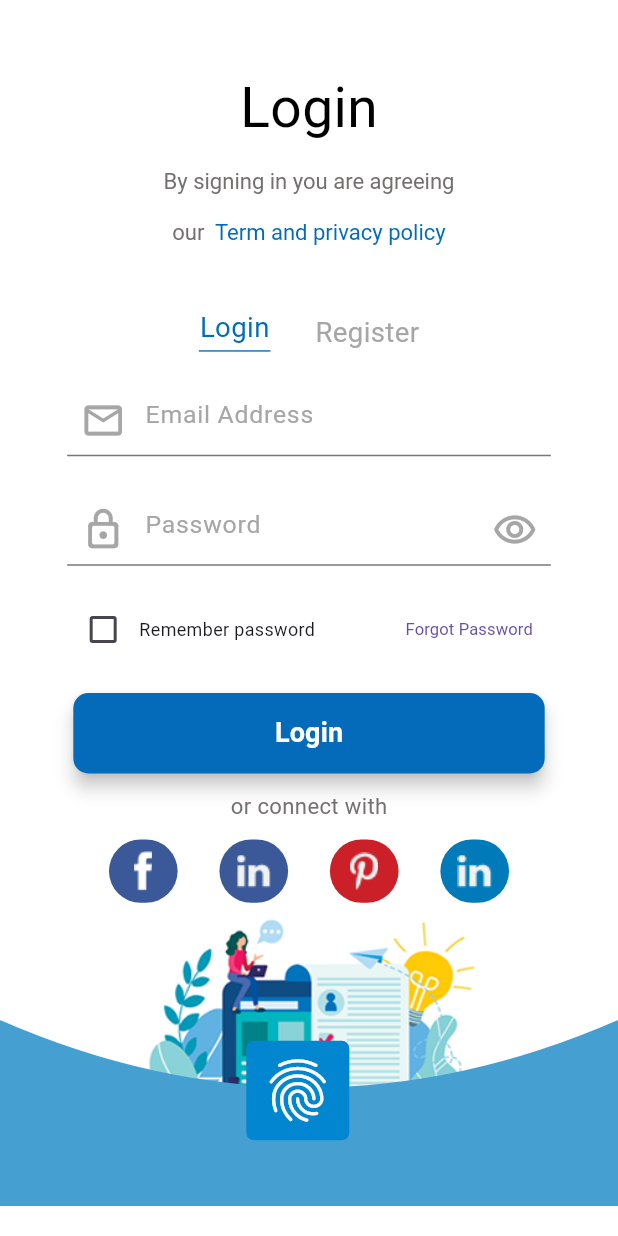
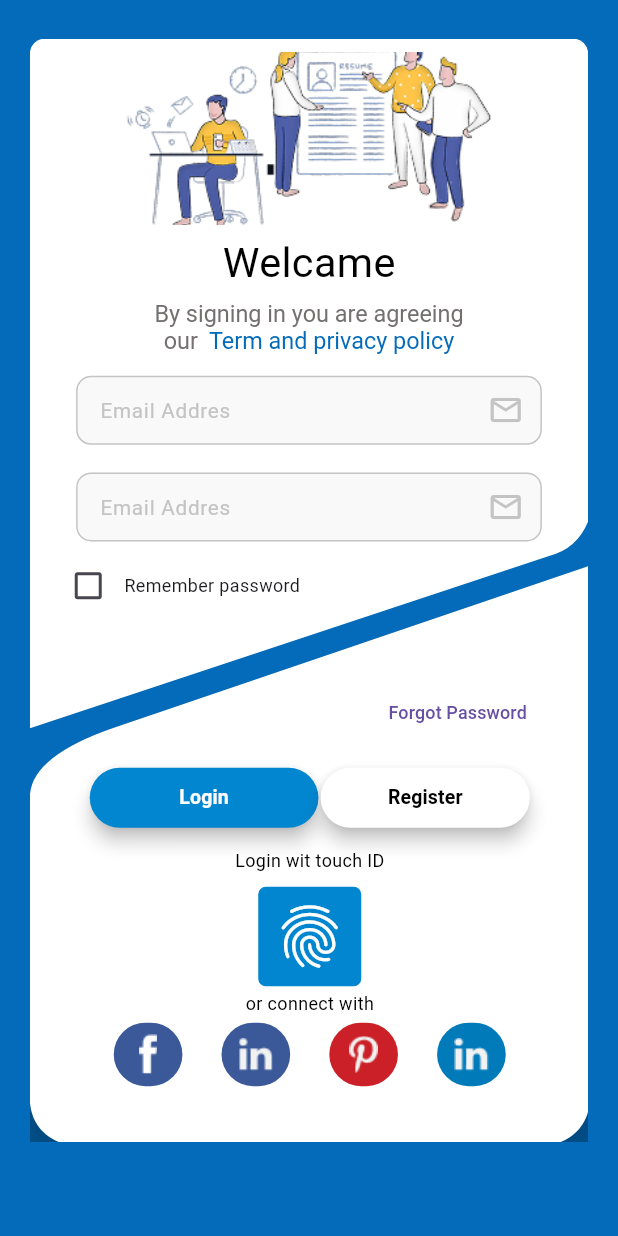
Before and after one commit to Mohammed1998ahmed/Firebase_APP, a Flutter app: the screen it shows after launch, on a phone screen of 412 x 824 dp. Run offline on Flutter 3.47's test engine with Material 3 defaults, Android fonts, the phone set to English and light mode, and no system bars; our stand-ins replace dio, firebase_core, flutter_bloc, flutter_screenutil, shared_preferences; accounts and stored records are empty.

Commit message:
-create register ui

```diff
--- a/lib/appRouters.dart
+++ b/lib/appRouters.dart
@@ -22,7 +22,7 @@ class App_Root extends StatelessWidget {
           scaffoldBackgroundColor: Colors.white,
         ),
         // home: child,
-        initialRoute: Routes.login_page,
+        initialRoute: Routes.register_page,
         onGenerateRoute: app_route.generatorRoute,
       ),
     );
--- a/lib/core/router/app_Route.dart
+++ b/lib/core/router/app_Route.dart
@@ -3,18 +3,17 @@ import 'package:flutter/material.dart';
 import 'package:flutter_screenutil/flutter_screenutil.dart';
 
 import '../../feature/login/ui/login.dart';
+import '../../feature/register/ui/register.dart';
 
 class App_Route {
   Route generatorRoute(RouteSettings settings) {
     switch (settings.name) {
       case Routes.login_page:
         return MaterialPageRoute(builder: (_) => Login());
-      // case Routes.register_page:
-      //   return MaterialPageRoute(
-      //       builder: (_) => BlocProvider(
-      //             create: (context) => RegisterCubit(),
-      //             child: Register(),
-      //           ));
+      case Routes.register_page:
+        return MaterialPageRoute(
+          builder: (_) => Register(),
+        );
       // case Routes.home_page:
       //   return MaterialPageRoute(builder: (_) => NavBar_Button());
       default:
--- a/lib/core/theme/colors.dart
+++ b/lib/core/theme/colors.dart
@@ -9,6 +9,8 @@ class ColorsApp {
   static const Color main_Color_Black = Color(0xFF000000);
   static const Color second_Text_Color_Black = Color(0xffA6A6A6);
   static const Color three_Text_Color_Black = Color(0xff747070);
+  static const Color four_Text_Color_Black = Color(0xffC4C4C4);
+  static const Color fief_Text_Color_Black = Color(0xffF9F9F9);
 
   static const Color colors1_Contanir = Color(0xffffffff);
   static const Color colors2_Contanir = Color(0xC4FFFFFF);
--- a/lib/feature/login/ui/login.dart
+++ b/lib/feature/login/ui/login.dart
@@ -1,9 +1,7 @@
 import 'package:firebase_app/core/theme/colors.dart';
 import 'package:firebase_app/core/widght/Spacer.dart';
 import 'package:firebase_app/core/widght/circalarSignIn.dart';
-import 'package:flutter/cupertino.dart';
 import 'package:flutter/material.dart';
-import 'package:flutter/widgets.dart';
 import 'package:flutter_screenutil/flutter_screenutil.dart';
 
 class Login extends StatefulWidget {
@@ -115,7 +113,7 @@ class _LoginState extends State<Login> {
                   ),
                   TextFormField(
                     decoration: InputDecoration(
-                        prefixIcon: Icon(
+                        prefixIcon: const Icon(
                           Icons.email_outlined,
                           color: ColorsApp.second_Text_Color_Black,
                           size: 30,
@@ -126,17 +124,17 @@ class _LoginState extends State<Login> {
                             fontWeight: FontWeight.w400,
                             fontSize: 18.sp)),
                   ),
-                  SpacerWidght(
+                  const SpacerWidght(
                     height: 25,
                   ),
                   TextFormField(
                     decoration: InputDecoration(
-                        suffixIcon: Icon(
+                        suffixIcon: const Icon(
                           Icons.remove_red_eye_outlined,
                           color: ColorsApp.second_Text_Color_Black,
                           size: 30,
                         ),
-                        prefixIcon: Icon(
+                        prefixIcon: const Icon(
                           Icons.lock_outline_rounded,
                           color: ColorsApp.second_Text_Color_Black,
                           size: 30,
@@ -218,7 +216,7 @@ class _LoginState extends State<Login> {
                   SpacerWidght(
                     height: 13.h,
                   ),
-                  Row(
+                  const Row(
                     mainAxisAlignment: MainAxisAlignment.spaceEvenly,
                     children: [
                       CircularWidght(
--- /dev/null
+++ b/lib/feature/register/ui/register.dart
@@ -0,0 +1,462 @@
+import 'package:firebase_app/core/theme/colors.dart';
+import 'package:firebase_app/core/widght/Spacer.dart';
+import 'package:flutter/cupertino.dart';
+import 'package:flutter/material.dart';
+import 'package:flutter/widgets.dart';
+import 'package:flutter_screenutil/flutter_screenutil.dart';
+
+import '../../../core/widght/circalarSignIn.dart';
+
+class Register extends StatefulWidget {
+  const Register({super.key});
+
+  @override
+  State<Register> createState() => _RegisterState();
+}
+
+class _RegisterState extends State<Register> {
+  bool isChecked = false;
+
+  @override
+  Widget build(BuildContext context) {
+    return Scaffold(
+      backgroundColor: ColorsApp.main_Color_Blue,
+      body: SafeArea(
+        child: Padding(
+          padding: EdgeInsets.symmetric(horizontal: 20.w, vertical: 28.h),
+          child: Container(
+            width: ScreenUtil().screenWidth,
+            height: 900.h,
+            child: SingleChildScrollView(
+              child: Column(
+                children: [
+                  Stack(
+                    children: [
+                      Container(
+                        width: ScreenUtil().screenWidth,
+                        height: 800.h,
+                      ),
+                      ClipPath(
+                        clipper: CustomClip(),
+                        child: Container(
+                          width: ScreenUtil().screenWidth,
+                          height: 500.h,
+                          decoration: BoxDecoration(
+                              color: ColorsApp.colors1_Contanir,
+                              borderRadius: BorderRadius.only(
+                                  topLeft: Radius.circular(10.0),
+                                  topRight: Radius.circular(10.0))),
+                          child: Column(
+                            children: [
+                              SpacerWidght(
+                                height: 10.h,
+                              ),
+                              Container(
+                                width: 320.w,
+                                height: 115,
+                                decoration: BoxDecoration(
+                                    image: DecorationImage(
+                                        image: AssetImage(
+                                            "assets/images/Rectangle.png"),
+                                        fit: BoxFit.cover)),
+                              ),
+                              SpacerWidght(height: 6.h),
+                              Container(
+                                alignment: Alignment.center,
+                                child: Text(
+                                  "Welcame",
+                                  style: TextStyle(
+                                      color: ColorsApp.main_Color_Black,
+                                      fontWeight: FontWeight.w400,
+                                      fontSize: 30.sp),
+                                ),
+                              ),
+                              SpacerWidght(height: 6.h),
+                              Container(
+                                width: 233.w,
+                                height: 50.h,
+                                child: RichText(
+                                  textAlign: TextAlign.center,
+                                  text: TextSpan(
+                                    // النمط الأساسي
+                                    children: [
+                                      TextSpan(
+                                          text:
+                                              "By signing in you are agreeing our ",
+                                          style: TextStyle(
+                                              fontWeight: FontWeight.w400,
+                                              color: ColorsApp
+                                                  .three_Text_Color_Black,
+                                              fontSize: 17.sp)),
+                                      TextSpan(
+                                          text: " Term and privacy policy",
+                                          style: TextStyle(
+                                              color: ColorsApp.main_Color_Blue,
+                                              fontSize: 17.sp)),
+                                    ],
+                                  ),
+                                ),
+                              ),
+                              SpacerWidght(
+                                height: 5.h,
+                              ),
+                              SizedBox(
+                                width: 312.w,
+                                height: 50.h,
+                                child: TextFormField(
+                                  decoration: InputDecoration(
+                                      fillColor:
+                                          ColorsApp.fief_Text_Color_Black,
+                                      filled: true,
+                                      border: OutlineInputBorder(
+                                        borderRadius:
+                                            BorderRadius.circular(10.0),
+                                        borderSide: BorderSide(
+                                            color: ColorsApp.main_Color_Blue),
+                                      ),
+                                      disabledBorder: OutlineInputBorder(
+                                        borderRadius:
+                                            BorderRadius.circular(10.0),
+                                        borderSide: BorderSide(
+                                            color: ColorsApp.main_Color_Blue),
+                                      ),
+                                      enabledBorder: OutlineInputBorder(
+                                        borderRadius:
+                                            BorderRadius.circular(10.0),
+                                        borderSide: BorderSide(
+                                            color: ColorsApp
+                                                .four_Text_Color_Black),
+                                      ),
+                                      hintText: "Email Addres",
+                                      hintTextDirection: TextDirection.ltr,
+                                      hintStyle: TextStyle(
+                                        color: ColorsApp.four_Text_Color_Black,
+                                        fontSize: 15.sp,
+                                      ),
+                                      suffixIcon: Icon(
+                                        Icons.email_outlined,
+                                        color: ColorsApp.four_Text_Color_Black,
+                                      )),
+                                ),
+                              ),
+                              SpacerWidght(
+                                height: 20.h,
+                              ),
+                              SizedBox(
+                                width: 312.w,
+                                height: 50.h,
+                                child: TextFormField(
+                                  decoration: InputDecoration(
+                                      fillColor:
+                                          ColorsApp.fief_Text_Color_Black,
+                                      filled: true,
+                                      border: OutlineInputBorder(
+                                        borderRadius:
+                                            BorderRadius.circular(10.0),
+                                        borderSide: BorderSide(
+                                            color: ColorsApp.main_Color_Blue),
+                                      ),
+                                      disabledBorder: OutlineInputBorder(
+                                        borderRadius:
+                                            BorderRadius.circular(10.0),
+                                        borderSide: BorderSide(
+                                            color: ColorsApp.main_Color_Blue),
+                                      ),
+                                      enabledBorder: OutlineInputBorder(
+                                        borderRadius:
+                                            BorderRadius.circular(10.0),
+                                        borderSide: BorderSide(
+                                            color: ColorsApp
+                                                .four_Text_Color_Black),
+                                      ),
+                                      hintText: "Email Addres",
+                                      hintTextDirection: TextDirection.ltr,
+                                      hintStyle: TextStyle(
+                                        color: ColorsApp.four_Text_Color_Black,
+                                        fontSize: 15.sp,
+                                      ),
+                                      suffixIcon: Icon(
+                                        Icons.email_outlined,
+                                        color: ColorsApp.four_Text_Color_Black,
+                                      )),
+                                ),
+                              ),
+                              SpacerWidght(
+                                height: 6.h,
+                              ),
+                              Padding(
+                                padding: EdgeInsets.symmetric(horizontal: 15.w),
+                                child: Container(
+                                  child: Row(
+                                    children: [
+                                      Checkbox(
+                                        value: isChecked,
+                                        onChanged: (bool? newValue) {
+                                          setState(() {
+                                            isChecked = newValue ?? false;
+                                          });
+                                        },
+                                      ),
+                                      Text(
+                                        "Remember password",
+                                        style: TextStyle(
+                                            fontSize: 13.sp,
+                                            fontWeight: FontWeight.w400),
+                                      ),
+                                    ],
+                                  ),
+                                ),
+                              ),
+                            ],
+                          ),
+                        ),
+                      ),
+                      Positioned(
+                        top: 382.h,
+                        child: ClipPath(
+                          clipper: CustomClip2(),
+                          child: Container(
+                            width: 375.w,
+                            height: 420.h,
+                            clipBehavior: Clip.antiAlias,
+                            decoration: BoxDecoration(
+                              color: ColorsApp.colors1_Contanir,
+                              boxShadow: [
+                                BoxShadow(
+                                  color:
+                                      Colors.black.withOpacity(0.3), // لون الظل
+                                  spreadRadius: 15, // مدى انتشار الظل
+                                  blurRadius: 15, // مقدار التمويه
+                                  offset:
+                                      Offset(0, 0), // اتجاه الظل (يمين وأسفل)
+                                ),
+                              ],
+                              borderRadius: BorderRadius.only(
+                                bottomLeft: Radius.circular(30.0),
+                                bottomRight: Radius.circular(30.0),
+                              ),
+                            ),
+                            child: Padding(
+                              padding: EdgeInsets.symmetric(
+                                  horizontal: 30.w, vertical: 30.h),
+                              child: Column(
+                                children: [
+                                  SpacerWidght(
+                                    height: 50.h,
+                                  ),
+                                  Row(
+                                    children: [
+                                      Spacer(),
+                                      TextButton(
+                                        onPressed: () {},
+                                        child: Text(
+                                          "Forgot Password",
+                                          style: TextStyle(
+                                              fontSize: 13.sp,
+                                              fontWeight: FontWeight.w500),
+                                        ),
+                                      )
+                                    ],
+                                  ),
+                                  SpacerWidght(
+                                    height: 10.h,
+                                  ),
+                                  Row(
+                                    mainAxisAlignment: MainAxisAlignment.center,
+                                    children: [
+                                      ElevatedButton(
+                                        onPressed: () {},
+                                        style: ElevatedButton.styleFrom(
+                                          backgroundColor: ColorsApp
+                                              .four_Color_Blue, // تغيير لون الزر
+                                          foregroundColor: ColorsApp
+                                              .colors1_Contanir, // تغيير لون النص
+                                          padding: EdgeInsets.symmetric(
+                                              horizontal: 60.w,
+                                              vertical: 10.h), // تعديل الأبعاد
+                                          shape: RoundedRectangleBorder(
+                                            borderRadius: BorderRadius.circular(
+                                                30), // تعديل الحواف
+                                          ),
+                                          elevation: 5, // تعديل الظل والارتفاع
+                                        ),
+                                        child: Text(
+                                          "Login",
+                                          style: TextStyle(
+                                            fontSize: 13, // تعديل حجم الخط
+                                            fontWeight: FontWeight
+                                                .bold, // تعديل سمك الخط
+                                          ),
+                                        ),
+                                      ),
+                                      SpacerWidght(
+                                        width: 1.5.w,
+                                      ),
+                                      ElevatedButton(
+                                        onPressed: () {},
+                                        style: ElevatedButton.styleFrom(
+                                          backgroundColor: ColorsApp
+                                              .colors1_Contanir, // تغيير لون الزر
+                                          foregroundColor: ColorsApp
+                                              .colors1_Contanir, // تغيير لون النص
+                                          padding: EdgeInsets.symmetric(
+                                              horizontal: 45.w,
+                                              vertical: 6.h), // تعديل الأبعاد
+                                          shape: RoundedRectangleBorder(
+                                            borderRadius: BorderRadius.circular(
+                                                30), // تعديل الحواف
+                                          ),
+                                          elevation: 5, // تعديل الظل والارتفاع
+                                        ),
+                                        child: Text(
+                                          "Register",
+                                          style: TextStyle(
+                                              fontSize: 13, // تعديل حجم الخط
+                                              fontWeight: FontWeight.bold,
+                                              color: ColorsApp
+                                                  .main_Color_Black // تعديل سمك الخط
+                                              ),
+                                        ),
+                                      ),
+                                    ],
+                                  ),
+                                  SpacerWidght(
+                                    height: 10.h,
+                                  ),
+                                  Container(
+                                    child: Text(
+                                      "Login wit touch ID",
+                                      style: TextStyle(
+                                          color: ColorsApp.main_Color_Black,
+                                          fontSize: 13.sp,
+                                          fontWeight: FontWeight.w400),
+                                    ),
+                                  ),
+                                  SpacerWidght(
+                                    height: 10.h,
+                                  ),
+                                  Container(
+                                    width: 69.w,
+                                    height: 72.h,
+                                    decoration: BoxDecoration(
+                                      borderRadius: BorderRadius.circular(5),
+                                      color: ColorsApp.four_Color_Blue,
+                                    ),
+                                    child: Icon(
+                                      Icons.fingerprint,
+                                      color: ColorsApp.colors1_Contanir,
+                                      size: 50,
+                                    ),
+                                  ),
+                                  SpacerWidght(
+                                    height: 3.h,
+                                  ),
+                                  Container(
+                                    child: Text(
+                                      "or connect with",
+                                      style: TextStyle(
+                                          color: ColorsApp.main_Color_Black,
+                                          fontSize: 13.sp,
+                                          fontWeight: FontWeight.w400),
+                                    ),
+                                  ),
+                                  SpacerWidght(
+                                    height: 5.h,
+                                  ),
+                                  const Row(
+                                    mainAxisAlignment:
+                                        MainAxisAlignment.spaceEvenly,
+                                    children: [
+                                      CircularWidght(
+                                        assetName: 'assets/images/f.png',
+                                        color: ColorsApp.circular_1,
+                                      ),
+                                      CircularWidght(
+                                        assetName: 'assets/images/in.png',
+                                        color: ColorsApp.circular_1,
+                                      ),
+                                      CircularWidght(
+                                        assetName: 'assets/images/p.png',
+                                        color: ColorsApp.circular_2,
+                                      ),
+                                      CircularWidght(
+                                        assetName: 'assets/images/in.png',
+                                        color: ColorsApp.circular_3,
+                                      )
+                                    ],
+                                  ),
+                                ],
+                              ),
+                            ),
+                          ),
+                        ),
+                      ),
+                    ],
+                  )
+                ],
+              ),
+            ),
+          ),
+        ),
+      ),
+    );
+  }
+}
+
+class CustomClip extends CustomClipper<Path> {
+  @override
+  Path getClip(Size size) {
+    Path path = Path();
+
+    // البدء من الزاوية العلوية اليسرى
+    path.lineTo(0, size.height);
+
+    // رسم زاوية حادة في الزاوية السفلية اليسرى
+    path.lineTo(size.width * 0.93, size.height * 0.75);
+    path.quadraticBezierTo(
+        size.width * 0.98, size.height * 0.74, size.width, size.height * 0.70);
+    // رسم منحنى سلس باتجاه الزاوية السفلية اليمنى
+    // path.quadraticBezierTo(
+    //     size.width * 0.95, size.height * 0.75, size.width, size.height * 0.70);
+
+    // إنهاء الشكل عند الزاوية العلوية اليمنى
+    path.lineTo(size.width, 0);
+
+    path.close();
+
+    return path;
+  }
+
+  @override
+  bool shouldReclip(CustomClipper<Path> oldClipper) => false;
+}
+
+class CustomClip2 extends CustomClipper<Path> {
+  @override
+  Path getClip(Size size) {
+    Path path = Path();
+
+    // البدء من الزاوية العلوية اليسرى
+    path.lineTo(0, size.height * 0.40);
+    path.quadraticBezierTo(
+        0, size.height * 0.33, size.width * 0.15, size.height * 0.28);
+
+    // رسم خط مستقيم إلى الزاوية العلوية اليمنى
+    path.lineTo(size.width, 0);
+
+    // // إنشاء منحنى أو قص عند الطرف العلوي
+    // path.quadraticBezierTo(
+    //     size.width * 0.98, size.height * 0.10, size.width, size.height * 0.15);
+
+    // إكمال الشكل إلى الزاوية السفلية اليمنى
+    path.lineTo(size.width, size.height);
+    path.lineTo(0, size.height);
+
+    path.close();
+
+    return path;
+  }
+
+  @override
+  bool shouldReclip(CustomClipper<Path> oldClipper) => false;
+}
```
Also changed, not shown: assets/images/Rectangle.png (added).
